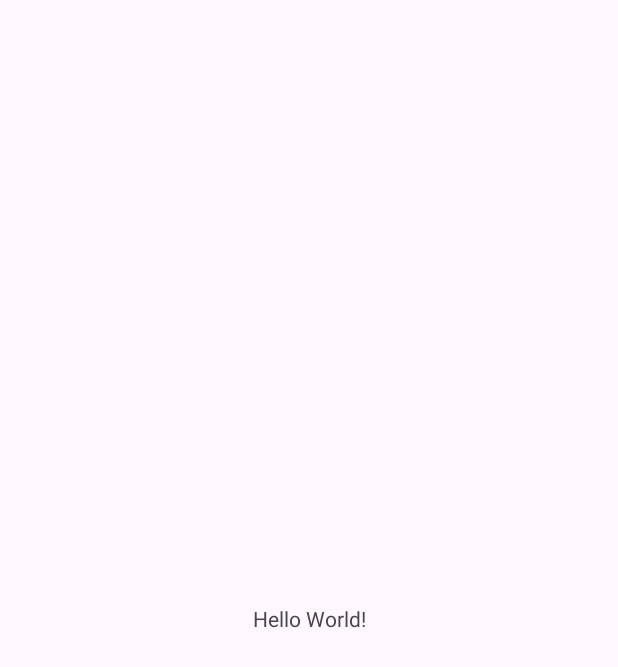
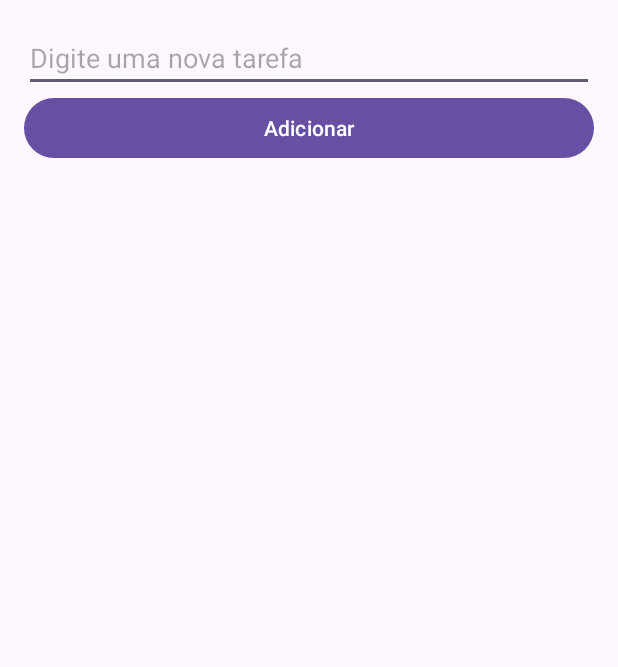
Before and after one commit to LuizBuarqueDev/Kotlin_ADS, an Android app: the screen it shows after launch (MainActivity), on a phone screen of 412 x 824 dp. Before the commit the part shown is almost empty. Shown: the top 667 px of the screen. Run offline under Robolectric (Android 15) with nearby library versions, the phone set to English and light mode, and no system bars.

Commit message:
Finalização da atividade

```diff
--- a/ListaInterativa/app/build.gradle.kts
+++ b/ListaInterativa/app/build.gradle.kts
@@ -38,6 +38,9 @@ android {
 }
 
 dependencies {
+    implementation("androidx.lifecycle:lifecycle-viewmodel-ktx:2.8.6")
+    implementation("androidx.activity:activity-ktx:1.9.3")
+    implementation("androidx.lifecycle:lifecycle-runtime-ktx:2.8.6")
     implementation(libs.androidx.core.ktx)
     implementation(libs.androidx.appcompat)
     implementation(libs.material)
--- a/ListaInterativa/app/src/main/java/com/example/listainterativa/MainActivity.kt
+++ b/ListaInterativa/app/src/main/java/com/example/listainterativa/MainActivity.kt
@@ -1,20 +1,46 @@
 package com.example.listainterativa
-
 import android.os.Bundle
-import androidx.activity.enableEdgeToEdge
+import android.widget.Button
+import android.widget.EditText
+import androidx.activity.viewModels
 import androidx.appcompat.app.AppCompatActivity
-import androidx.core.view.ViewCompat
-import androidx.core.view.WindowInsetsCompat
+import androidx.lifecycle.Observer
+import androidx.recyclerview.widget.LinearLayoutManager
+import androidx.recyclerview.widget.RecyclerView
+import com.example.listainterativa.ui.TaskAdapter
+import com.example.listainterativa.ui.TaskViewModel
 
 class MainActivity : AppCompatActivity() {
+
+    private lateinit var adapter: TaskAdapter
+    private val viewModel: TaskViewModel by viewModels()
+
     override fun onCreate(savedInstanceState: Bundle?) {
         super.onCreate(savedInstanceState)
-        enableEdgeToEdge()
         setContentView(R.layout.activity_main)
-        ViewCompat.setOnApplyWindowInsetsListener(findViewById(R.id.main)) { v, insets ->
-            val systemBars = insets.getInsets(WindowInsetsCompat.Type.systemBars())
-            v.setPadding(systemBars.left, systemBars.top, systemBars.right, systemBars.bottom)
-            insets
+
+        val editTextTaskTitle = findViewById<EditText>(R.id.editTextTaskTitle)
+        val buttonAdd = findViewById<Button>(R.id.buttonAdd)
+        val recyclerView = findViewById<RecyclerView>(R.id.recyclerViewTasks)
+
+        adapter = TaskAdapter(
+            onTaskClicked = { task -> viewModel.toggleTask(task) },
+            onDeleteClicked = { task -> viewModel.deleteTask(task) }
+        )
+
+        recyclerView.layoutManager = LinearLayoutManager(this)
+        recyclerView.adapter = adapter
+
+        viewModel.tasks.observe(this, Observer { newList ->
+            adapter.submitList(newList)
+        })
+
+        buttonAdd.setOnClickListener {
+            val title = editTextTaskTitle.text.toString().trim()
+            if (title.isNotEmpty()) {
+                viewModel.addTask(title)
+                editTextTaskTitle.text.clear()
+            }
         }
     }
 }
--- /dev/null
+++ b/ListaInterativa/app/src/main/java/com/example/listainterativa/ui/TaskDiffCallback.kt
@@ -0,0 +1,14 @@
+package com.example.listainterativa.ui
+
+import androidx.recyclerview.widget.DiffUtil
+import com.example.listainterativa.model.Task
+
+class TaskDiffCallback : DiffUtil.ItemCallback<Task>() {
+    override fun areItemsTheSame(oldItem: Task, newItem: Task): Boolean {
+        return oldItem.id == newItem.id
+    }
+
+    override fun areContentsTheSame(oldItem: Task, newItem: Task): Boolean {
+        return oldItem == newItem
+    }
+}
--- a/ListaInterativa/app/src/main/res/layout/activity_main.xml
+++ b/ListaInterativa/app/src/main/res/layout/activity_main.xml
@@ -1,19 +1,29 @@
 <?xml version="1.0" encoding="utf-8"?>
-<androidx.constraintlayout.widget.ConstraintLayout xmlns:android="http://schemas.android.com/apk/res/android"
-    xmlns:app="http://schemas.android.com/apk/res-auto"
+<LinearLayout xmlns:android="http://schemas.android.com/apk/res/android"
     xmlns:tools="http://schemas.android.com/tools"
-    android:id="@+id/main"
     android:layout_width="match_parent"
     android:layout_height="match_parent"
+    android:orientation="vertical"
+    android:padding="16dp"
     tools:context=".MainActivity">
 
-    <TextView
-        android:layout_width="wrap_content"
+    <EditText
+        android:id="@+id/editTextTaskTitle"
+        android:layout_width="match_parent"
         android:layout_height="wrap_content"
-        android:text="Hello World!"
-        app:layout_constraintBottom_toBottomOf="parent"
-        app:layout_constraintEnd_toEndOf="parent"
-        app:layout_constraintStart_toStartOf="parent"
-        app:layout_constraintTop_toTopOf="parent" />
+        android:hint="Digite uma nova tarefa" />
 
-</androidx.constraintlayout.widget.ConstraintLayout>
+    <Button
+        android:id="@+id/buttonAdd"
+        android:layout_width="match_parent"
+        android:layout_height="wrap_content"
+        android:text="Adicionar" />
+
+    <androidx.recyclerview.widget.RecyclerView
+        android:id="@+id/recyclerViewTasks"
+        android:layout_width="match_parent"
+        android:layout_height="0dp"
+        android:layout_weight="1"
+        android:paddingTop="8dp"
+        tools:listitem="@layout/item_task" />
+</LinearLayout>
```
Also changed, not shown: ListaInterativa/app/src/main/java/com/example/listainterativa/ui/TaskAdapter.kt (added, +46 -0 lines), ListaInterativa/app/src/main/java/com/example/listainterativa/ui/TaskViewModel.kt (added, +34 -0 lines), ListaInterativa/app/src/main/res/layout/item_task.xml (added, +32 -0 lines).
